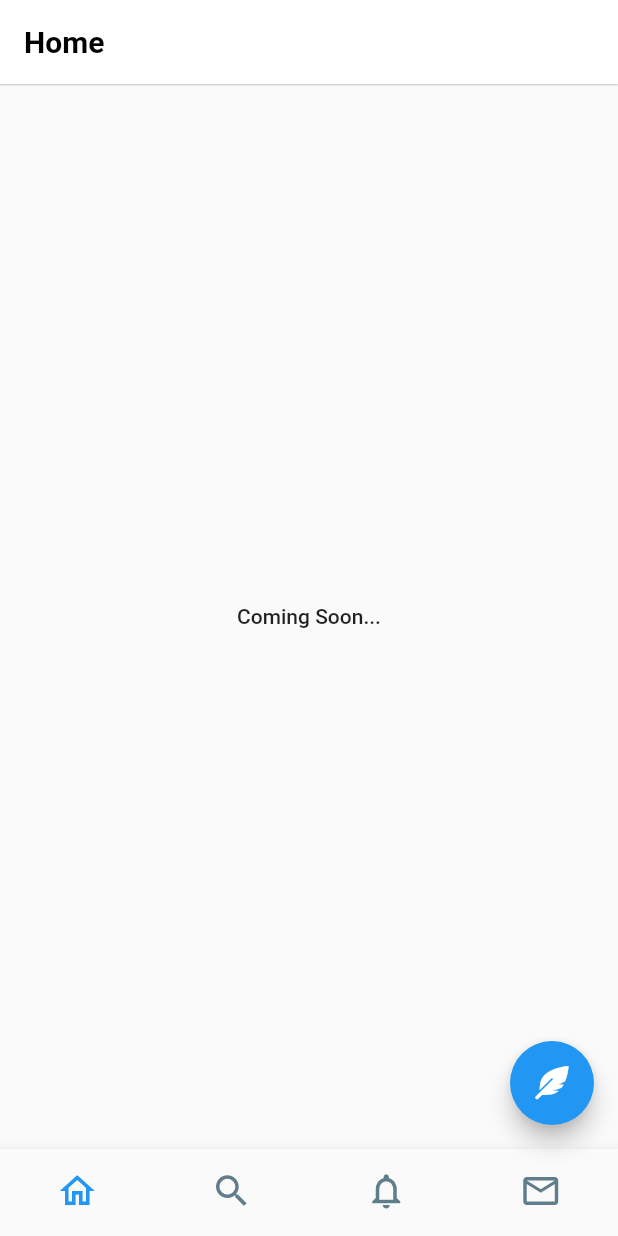
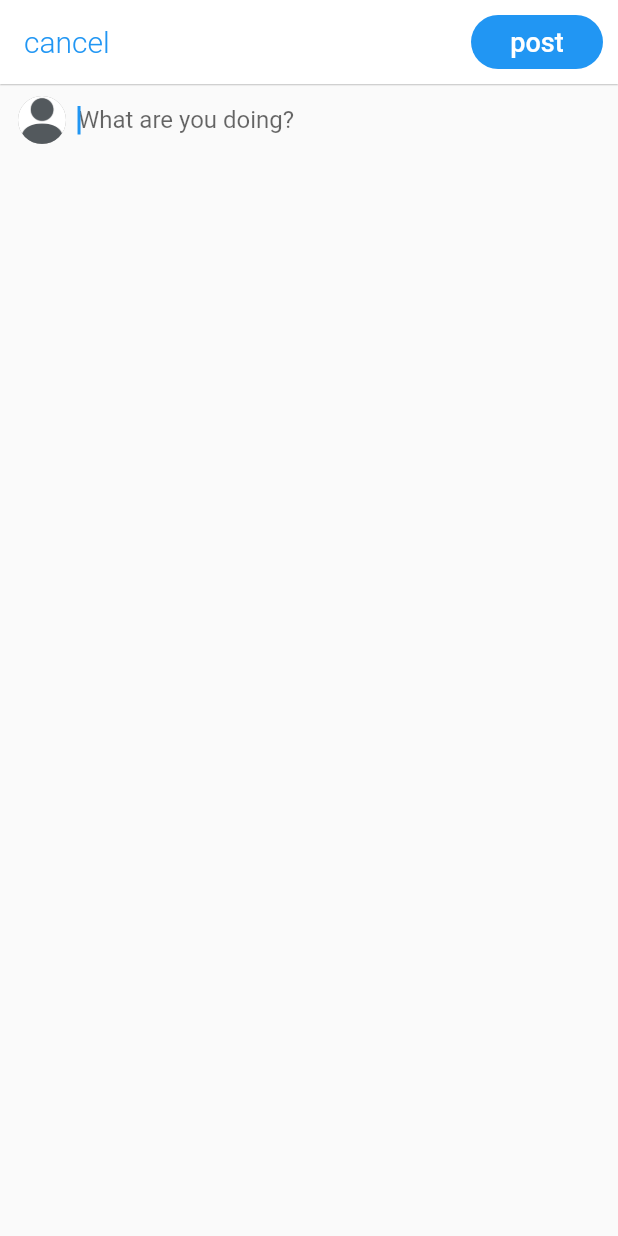
Before and after one commit to yutakashimazaki/practice-flutter, a Flutter app: the screen it shows after launch, after a tap on an icon or button, on a phone screen of 412 x 824 dp. Run offline on Flutter 3.47's test engine with Material 2 defaults, Android fonts, the phone set to English and light mode, and no system bars; our stand-ins replace font_awesome_flutter.

Commit message:
add fullscreenModal and textFormField

```diff
--- a/myapp/lib/view/drawer/drawer.dart
+++ b/myapp/lib/view/drawer/drawer.dart
@@ -71,9 +71,11 @@ class LeftDrawerView extends StatelessWidget {
       default:
        break;
     }
-    Navigator.push(context, MaterialPageRoute(builder: (context) {
-      return forwardingView;
-    }));
+    Navigator.push(
+      context, MaterialPageRoute(
+        builder: (context) => forwardingView
+      )
+    );
   }
 
   @override
--- /dev/null
+++ b/myapp/lib/view/root/modal.dart
@@ -0,0 +1,80 @@
+import 'package:flutter/material.dart';
+import 'package:flutter/widgets.dart';
+
+class ModalView extends StatelessWidget {
+  const ModalView({Key? key}) : super(key: key);
+
+  @override
+  Widget build(BuildContext context) {
+    return Scaffold(
+      appBar: AppBar(
+        leading: OverflowBox(
+          alignment: FractionalOffset.centerLeft,
+          maxWidth: 160.0,
+          child: Padding(
+            padding: const EdgeInsets.all(8.0),
+            child: TextButton(
+              child: const Text(
+                'cancel',
+                style: TextStyle(
+                  fontSize: 20.0,
+                  fontWeight: FontWeight.w300,
+                  color: Colors.blue,
+                ),
+              ),
+              onPressed: () => {
+                Navigator.pop(context)
+              }
+            ),
+          ),
+        ),
+        actions: <Widget>[
+          Padding(
+            padding: const EdgeInsets.all(10.0),
+            child: ElevatedButton(
+              child: const Text(
+                'post',
+                style: TextStyle(
+                  fontSize: 18.0,
+                  fontWeight: FontWeight.w500,
+                ),
+              ),
+              style: ElevatedButton.styleFrom(
+                minimumSize: const Size(88.0, 20.0),
+                shape: const StadiumBorder(),
+                elevation: 0.0,
+              ),
+              onPressed: () => {
+                Navigator.pop(context)
+              }
+            ),
+          ),
+        ],
+      ),
+      body: Row(
+        crossAxisAlignment: CrossAxisAlignment.start,
+        children: [
+          Container(
+            padding: const EdgeInsets.only(top: 8.0, right: 8.0, left: 12.0),
+            child: const CircleAvatar(
+              radius: 16.0,
+              backgroundColor: Colors.grey,
+              backgroundImage: AssetImage('res/image/user.png'),
+            ),
+          ),
+          Expanded(
+            child: TextFormField(
+              keyboardType: TextInputType.multiline,
+              maxLines: null,
+              autofocus: true,
+              decoration: const InputDecoration(
+                hintText: 'What are you doing?',
+                border: InputBorder.none,
+              ),
+            )
+          ),
+        ],
+      )
+    );
+  }
+}
--- a/myapp/lib/view/root/root.dart
+++ b/myapp/lib/view/root/root.dart
@@ -1,5 +1,6 @@
 import 'package:flutter/material.dart';
 import 'package:myapp/view/root/home.dart';
+import 'package:myapp/view/root/modal.dart';
 import 'package:myapp/view/root/search.dart';
 import 'package:myapp/view/root/notification.dart';
 import 'package:myapp/view/root/message.dart';
@@ -88,7 +89,12 @@ class RootViewState extends State<RootView> {
       ),
       floatingActionButton: FloatingActionButton(
         onPressed: (){
-          // TODO テキスト入力のモーダルを表示
+          Navigator.push(
+            context, MaterialPageRoute(
+              builder: (context) => const ModalView(),
+              fullscreenDialog: true,
+            )
+          );
         },
         child: const FaIcon(FontAwesomeIcons.featherAlt, size: 22.0),
       )
```
